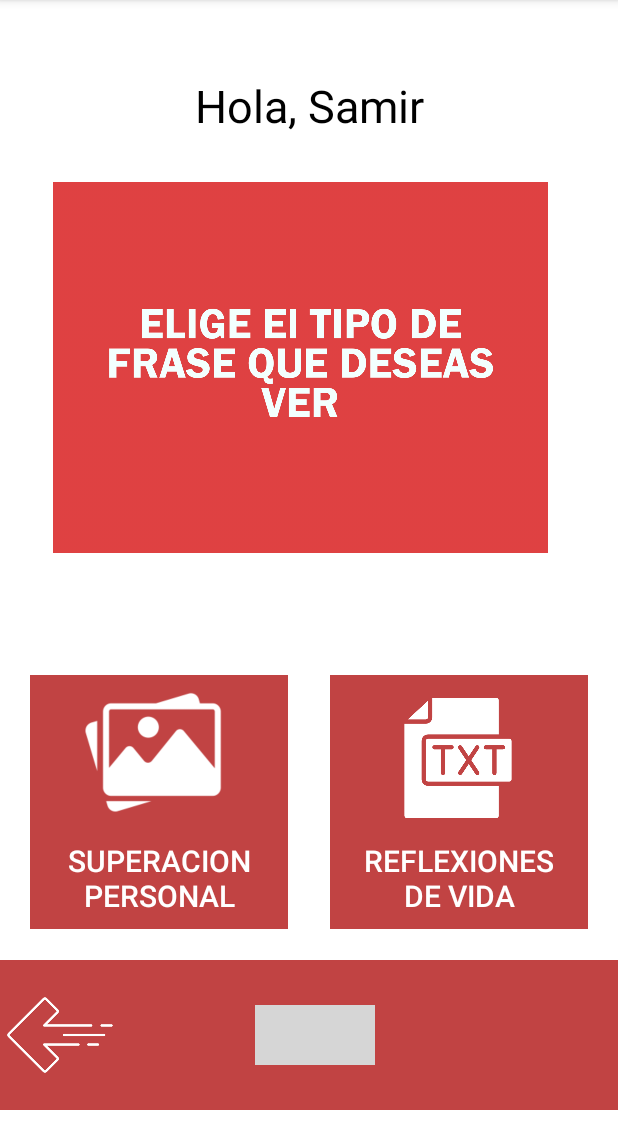
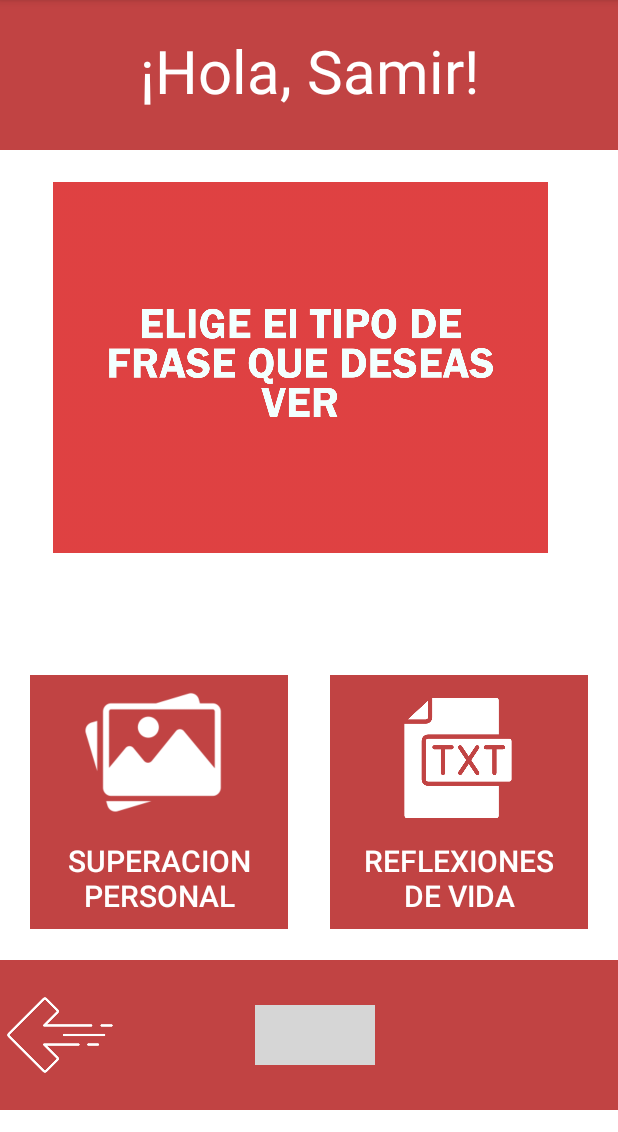
Before and after one commit to samilr/ImageGeneratorAndroid, an Android app: the screen it shows after launch (Images), on a phone screen of 412 x 824 dp, the part 84-1216 px from its top. Run offline under Robolectric (Android 15) with nearby library versions, the light colour scheme and no system bars; 2 statements that could not run were skipped; grey boxes are pictures that could not be loaded.

Commit message:
-Adding Life reflection by text

```diff
--- a/app/src/main/java/com/example/tareaintent/Images.java
+++ b/app/src/main/java/com/example/tareaintent/Images.java
@@ -53,15 +53,13 @@ public class Images extends AppCompatActivity {
                                     "Si caminas solo iras mas rapido, si caminas acompañado llegaras mas lejos.",
                                     "Caerse mil veces y levantarse de nuevo, en eso consiste la vida."};
 
-        womenRefletion = new String[]{"¿Sabes cual es el hombre perfecto? \n No es aquel que tiene musculos, ni dinero, ni carro. Si no aquel que hace todo lo posible por 'Verte sonreir'.",
-                "Es una reflexion penosa para un hombre considerar lo que ha hecho, comparado con lo que debio hacer.",
-                "Aveces lo mas dificil y lo correcto son la misma cosa.",
-                "Ellos se rien de mi por ser diferente, yo me rio de todos por ser iguales.",
-                "Los hombres mas arrogantes son los que generalmente estan equivocados, otorgan toda la pasion a sus puntos de vista sin una apropiada reflexion.",
-                "Es su naturaleza, no su posicion, lo que hace al hombre bueno.",
-                "Nuestro peor problema de comunicacion es que no escuchamos paar entender, si no que escuchamos para contestar.",
-                "Si caminas solo iras mas rapido, si caminas acompañado llegaras mas lejos.",
-                "Caerse mil veces y levantarse de nuevo, en eso consiste la vida."};
+        womenRefletion = new String[]{"No es de quien te dice princesa, si no de quien te trata como una.",
+                                        "En el proceso de la violencia es mas importante que recuerdes que los malos maltratos cada vez seran mas frecuentes, mas intentos y peligrosos.",
+                                        "Las mujeres son la mitad de la sociedad que da a luz a la otra mitad, por lo que es comos si fueran la sociedad entera.",
+                                        "La mujer es mucho mas que un genero, esta llena de desafios.",
+                                        "Las mujeres inteligentes y fuertes no usan la venganza, solo esperan a que el tiempo pase para ver aquellos que le han hecho daño.",
+                                        "Amiga, que brilles hoy mas que ayer, con el resplandor de tus buenas acciones.",
+                                        "Bendita las mujeres que el diario caminar hacen de un grito de libertad. De amor y esperanza."};
     }
 
     public void component(){
--- a/app/src/main/res/layout/activity_images.xml
+++ b/app/src/main/res/layout/activity_images.xml
@@ -65,16 +65,21 @@
 
 
 
-
+    <FrameLayout
+        android:layout_width="match_parent"
+        android:layout_height="100dp"
+        android:background="@color/red">
     <TextView
         android:id="@+id/tvName"
         android:layout_width="match_parent"
         android:layout_height="wrap_content"
-        android:layout_marginTop="50dp"
-        android:text="Hola, Samir"
-        android:textColor="@color/black"
+        android:layout_marginTop="20dp"
+        android:text="¡Hola, Samir!"
+        android:textColor="@color/white"
         android:textAlignment="center"
-        android:textSize="30dp" />
+        android:textSize="40dp" />
+
+    </FrameLayout>
 
 
     <ImageView
--- a/app/src/main/res/layout/activity_user_info.xml
+++ b/app/src/main/res/layout/activity_user_info.xml
@@ -40,7 +40,7 @@
             android:layout_width="match_parent"
             android:layout_height="wrap_content"
             android:layout_marginTop="130dp"
-            android:text="¿Con que genero te identidicas?"
+            android:text="¿Con que genero te identificas?"
             android:textAlignment="center"
             android:textColor="@color/black"
             android:textSize="30dp" />
```
